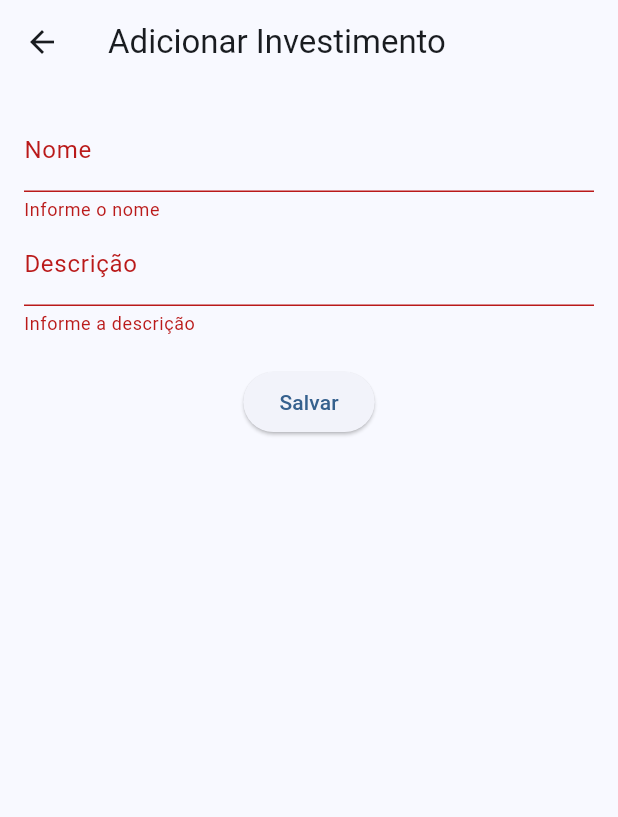
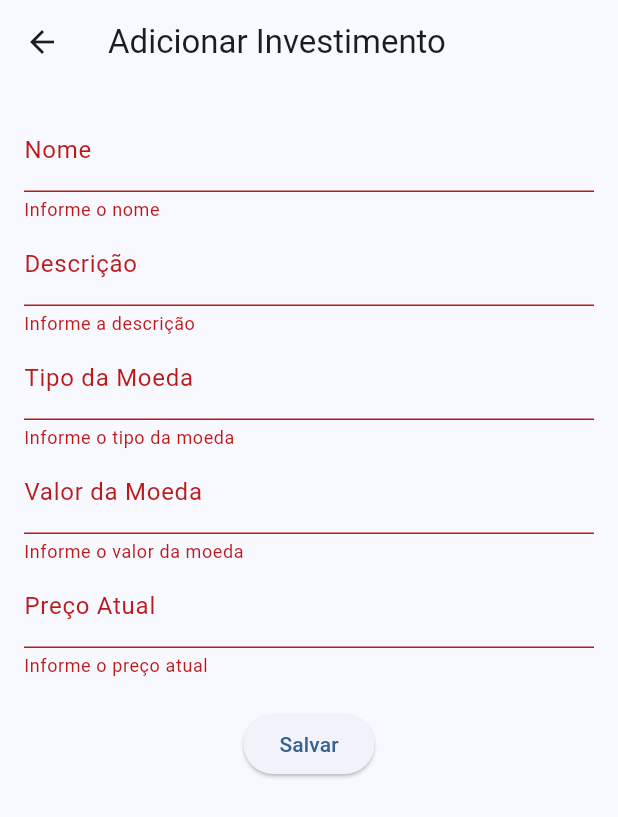
Before and after one commit to LucianoZimmermann/banco, a Flutter app: the InvestimentoFormScreen screen opened directly, after a tap on "Salvar", on a phone screen of 412 x 824 dp. Shown: the top 817 px of the screen. Run offline on Flutter 3.47's test engine with Material 3 defaults, Android fonts, the phone set to English and light mode, and no system bars; our stand-ins replace cloud_firestore, firebase_core; accounts and stored records are empty.

Commit message:
novas informações

```diff
--- a/lubank/lib/entity/Investimento.dart
+++ b/lubank/lib/entity/Investimento.dart
@@ -2,14 +2,38 @@ class Investimento {
   String id;
   String nome;
   String descricao;
+  String tipoMoeda;
+  double valorMoeda;
+  double precoAtual;
 
-  Investimento({required this.id, required this.nome, required this.descricao});
+  Investimento({
+    required this.id,
+    required this.nome,
+    required this.descricao,
+    required this.tipoMoeda,
+    required this.valorMoeda,
+    required this.precoAtual,
+  });
 
   Map<String, dynamic> toMap() {
-    return {'id': id, 'nome': nome, 'descricao': descricao};
+    return {
+      'id': id,
+      'nome': nome,
+      'descricao': descricao,
+      'tipoMoeda': tipoMoeda,
+      'valorMoeda': valorMoeda,
+      'precoAtual': precoAtual,
+    };
   }
 
   factory Investimento.fromMap(Map<String, dynamic> map, String id) {
-    return Investimento(id: id, nome: map['nome'], descricao: map['descricao']);
+    return Investimento(
+      id: id,
+      nome: map['nome'],
+      descricao: map['descricao'],
+      tipoMoeda: map['tipoMoeda'],
+      valorMoeda: map['valorMoeda'],
+      precoAtual: map['precoAtual'],
+    );
   }
 }
--- a/lubank/lib/main.dart
+++ b/lubank/lib/main.dart
@@ -3,19 +3,9 @@ import 'package:flutter/material.dart';
 import 'entity/Investimento.dart';
 import 'service/InvestimentoService.dart';
 
-
-
 void main() async {
   WidgetsFlutterBinding.ensureInitialized();
-  await Firebase.initializeApp(
-      options: FirebaseOptions(
-        apiKey: 'key',
-        appId: 'id',
-        messagingSenderId: 'sendid',
-        projectId: 'myapp',
-        storageBucket: 'myapp-b9yt18.appspot.com',
-      )
-  );
+  await Firebase.initializeApp();
   runApp(const MyApp());
 }
 
@@ -86,7 +76,15 @@ class _InvestimentoListScreenState extends State<InvestimentoListScreen> {
               final investimento = investimentos[index];
               return ListTile(
                 title: Text(investimento.nome),
-                subtitle: Text(investimento.descricao),
+                subtitle: Column(
+                  crossAxisAlignment: CrossAxisAlignment.start,
+                  children: [
+                    Text(investimento.descricao),
+                    Text('Tipo da Moeda: ${investimento.tipoMoeda}'),
+                    Text('Valor da Moeda: ${investimento.valorMoeda}'),
+                    Text('Preço Atual: ${investimento.precoAtual}'),
+                  ],
+                ),
                 trailing: Row(
                   mainAxisSize: MainAxisSize.min,
                   children: [
@@ -126,6 +124,9 @@ class _InvestimentoFormScreenState extends State<InvestimentoFormScreen> {
   final _formKey = GlobalKey<FormState>();
   final TextEditingController _nomeController = TextEditingController();
   final TextEditingController _descricaoController = TextEditingController();
+  final TextEditingController _tipoMoedaController = TextEditingController();
+  final TextEditingController _valorMoedaController = TextEditingController();
+  final TextEditingController _precoAtualController = TextEditingController();
   final InvestimentoService _service = InvestimentoService();
 
   @override
@@ -134,6 +135,9 @@ class _InvestimentoFormScreenState extends State<InvestimentoFormScreen> {
     if (widget.investimento != null) {
       _nomeController.text = widget.investimento!.nome;
       _descricaoController.text = widget.investimento!.descricao;
+      _tipoMoedaController.text = widget.investimento!.tipoMoeda;
+      _valorMoedaController.text = widget.investimento!.valorMoeda.toString();
+      _precoAtualController.text = widget.investimento!.precoAtual.toString();
     }
   }
 
@@ -141,8 +145,18 @@ class _InvestimentoFormScreenState extends State<InvestimentoFormScreen> {
     if (_formKey.currentState!.validate()) {
       final nome = _nomeController.text;
       final descricao = _descricaoController.text;
+      final tipoMoeda = _tipoMoedaController.text;
+      final valorMoeda = double.parse(_valorMoedaController.text);
+      final precoAtual = double.parse(_precoAtualController.text);
       final id = widget.investimento?.id ?? DateTime.now().toString();
-      final investimento = Investimento(id: id, nome: nome, descricao: descricao);
+      final investimento = Investimento(
+        id: id,
+        nome: nome,
+        descricao: descricao,
+        tipoMoeda: tipoMoeda,
+        valorMoeda: valorMoeda,
+        precoAtual: precoAtual,
+      );
 
       if (widget.investimento == null) {
         _service.addInvestimento(investimento);
@@ -175,6 +189,23 @@ class _InvestimentoFormScreenState extends State<InvestimentoFormScreen> {
                 decoration: const InputDecoration(labelText: 'Descrição'),
                 validator: (value) => value!.isEmpty ? 'Informe a descrição' : null,
               ),
+              TextFormField(
+                controller: _tipoMoedaController,
+                decoration: const InputDecoration(labelText: 'Tipo da Moeda'),
+                validator: (value) => value!.isEmpty ? 'Informe o tipo da moeda' : null,
+              ),
+              TextFormField(
+                controller: _valorMoedaController,
+                decoration: const InputDecoration(labelText: 'Valor da Moeda'),
+                keyboardType: TextInputType.number,
+                validator: (value) => value!.isEmpty ? 'Informe o valor da moeda' : null,
+              ),
+              TextFormField(
+                controller: _precoAtualController,
+                decoration: const InputDecoration(labelText: 'Preço Atual'),
+                keyboardType: TextInputType.number,
+                validator: (value) => value!.isEmpty ? 'Informe o preço atual' : null,
+              ),
               const SizedBox(height: 20),
               ElevatedButton(
                 onPressed: _saveInvestimento,
--- a/lubank/lib/service/InvestimentoService.dart
+++ b/lubank/lib/service/InvestimentoService.dart
@@ -1,5 +1,4 @@
 import 'package:cloud_firestore/cloud_firestore.dart';
-
 import '../../entity/Investimento.dart';
 
 class InvestimentoService {
```
